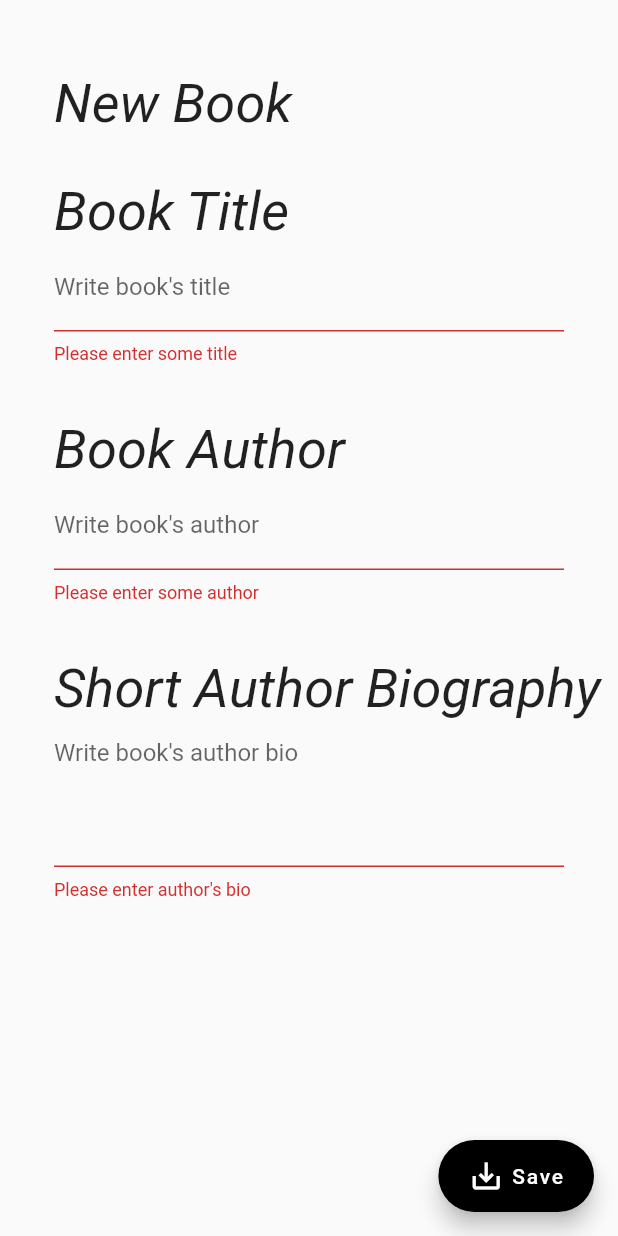
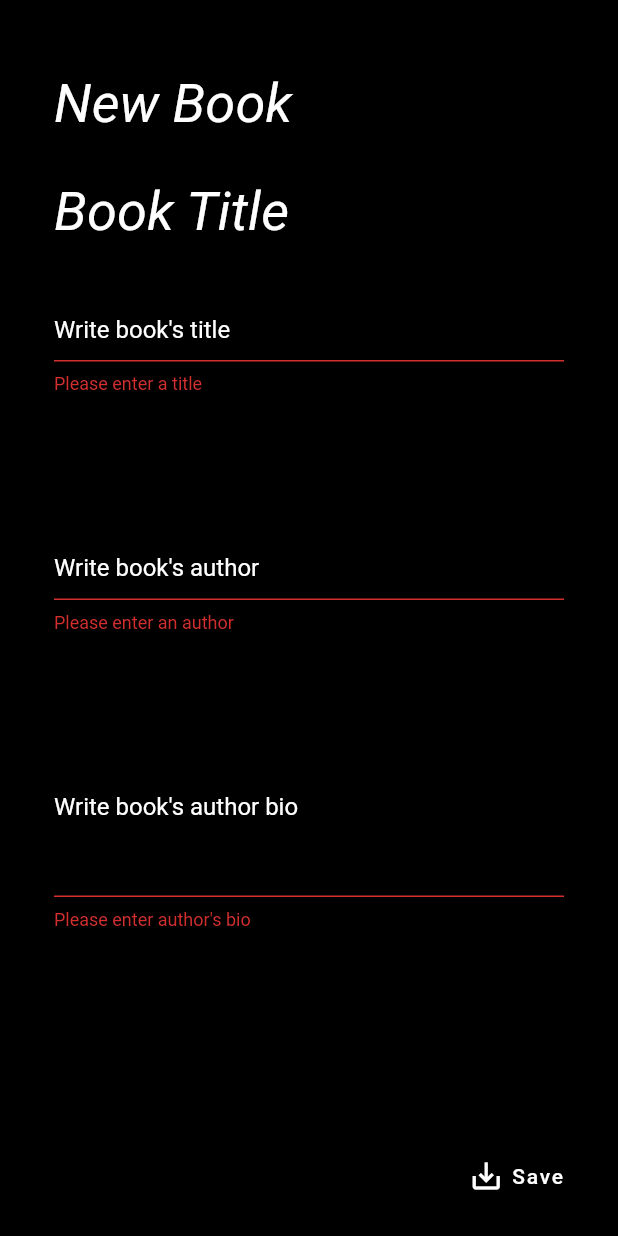
Before and after one commit to cturbides/ReaderDatabase, a Flutter app: the AddBook screen opened directly, after a tap on "Save", on a phone screen of 412 x 824 dp. Run offline on Flutter 3.47's test engine with Material 2 defaults, Android fonts, the phone set to English and light mode, and no system bars; our stand-ins replace sqflite; missing offline and left inert: dart:html; accounts and stored records are empty.

Commit message:
Add book screen updated!

```diff
--- a/lib/add-book.dart
+++ b/lib/add-book.dart
@@ -1,5 +1,6 @@
 import 'package:flutter/material.dart';
 import 'package:readerdatabase/db/operations.dart';
+import 'package:readerdatabase/models/book.dart';
 
 class AddBook extends StatefulWidget {
   const AddBook({Key? key}) : super(key: key);
@@ -20,6 +21,7 @@ class _AddBookState extends State<AddBook> {
   @override
   Widget build(BuildContext context) {
     return Scaffold(
+        backgroundColor: Colors.black,
         floatingActionButton: FloatingActionButton.extended(
           heroTag: "addBook",
           backgroundColor: Colors.black,
@@ -29,6 +31,13 @@ class _AddBookState extends State<AddBook> {
           onPressed: () {
             if (_formKey.currentState!.validate()) {
               //Add Create Book function
+              String title = _title.text;
+              String author = _author.text;
+              String authorBio = _authorBio.text;
+              Book newBook =
+                  Book(title: title, author: author, authorShortBio: authorBio);
+              Operation.insertBookDB(newBook);
+              //Showing up an little snackbar
               ScaffoldMessenger.of(context)
                   .showSnackBar(SnackBar(
                       duration: const Duration(seconds: 2),
@@ -56,7 +65,8 @@ class _AddBookState extends State<AddBook> {
                 style: TextStyle(
                     fontSize: 36,
                     fontFamily: 'Roboto',
-                    fontStyle: FontStyle.italic),
+                    fontStyle: FontStyle.italic,
+                    color: Colors.white),
               ),
               padding: const EdgeInsets.only(top: 48, left: 36),
             ),
@@ -75,23 +85,32 @@ class _AddBookState extends State<AddBook> {
                         style: TextStyle(
                             fontSize: 36,
                             fontFamily: 'Roboto',
-                            fontStyle: FontStyle.italic),
+                            fontStyle: FontStyle.italic,
+                            color: Colors.white),
                       ),
                       padding: const EdgeInsets.only(left: 36),
                     ),
                     Container(
                       alignment: Alignment.topLeft,
-                      padding: const EdgeInsets.symmetric(horizontal: 36),
+                      padding: const EdgeInsets.only(left: 36, right: 36, top: 20),
                       child: TextFormField(
                         controller: _title,
                         validator: (value) {
                           if (value!.isEmpty) {
-                            return "Please enter some title";
+                            return "Please enter a title";
                           }
                           return null;
                         },
+                        style: const TextStyle(color: Colors.white),
                         decoration: const InputDecoration(
-                            labelText: "Write book's title"),
+                            labelText: "Write book's title",
+                            fillColor: Colors.white,
+                            alignLabelWithHint: true,
+                            labelStyle: TextStyle(color: Colors.white),
+                            focusedBorder: OutlineInputBorder(
+                              borderSide: BorderSide(color: Colors.white))
+                            ),
+                        cursorColor: Colors.amberAccent,
                       ),
                     ),
                     const SizedBox(height: 36),
@@ -113,12 +132,20 @@ class _AddBookState extends State<AddBook> {
                         controller: _author,
                         validator: (value) {
                           if (value!.isEmpty) {
-                            return "Please enter some author";
+                            return "Please enter an author";
                           }
                           return null;
                         },
+                        style: const TextStyle(color: Colors.white),
                         decoration: const InputDecoration(
-                            labelText: "Write book's author"),
+                            labelText: "Write book's author",
+                            fillColor: Colors.white,
+                            alignLabelWithHint: true,
+                            labelStyle: TextStyle(color: Colors.white),
+                            focusedBorder: OutlineInputBorder(
+                              borderSide: BorderSide(color: Colors.white))
+                            ),
+                        cursorColor: Colors.amberAccent,
                       ),
                     ),
                     const SizedBox(height: 36),
@@ -140,14 +167,23 @@ class _AddBookState extends State<AddBook> {
                       child: TextFormField(
                         controller: _authorBio,
                         maxLines: 5,
+                        maxLength: 500,
                         validator: (value) {
                           if (value!.isEmpty) {
                             return "Please enter author's bio";
                           }
                           return null;
                         },
+                        style: const TextStyle(color: Colors.white),
                         decoration: const InputDecoration(
-                            hintText: "Write book's author bio"),
+                            labelText: "Write book's author bio",
+                            fillColor: Colors.white,
+                            alignLabelWithHint: true,
+                            labelStyle: TextStyle(color: Colors.white),
+                            focusedBorder: OutlineInputBorder(
+                              borderSide: BorderSide(color: Colors.white))
+                            ),
+                        cursorColor: Colors.amberAccent,
                       ),
                     )
                   ],
```
